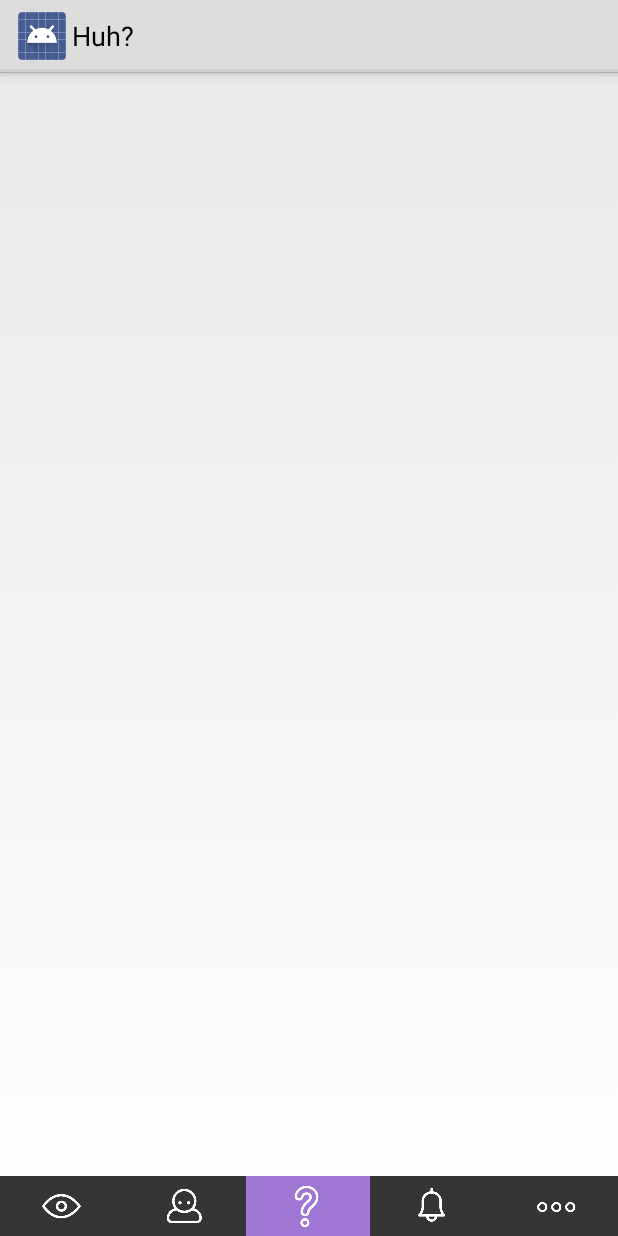
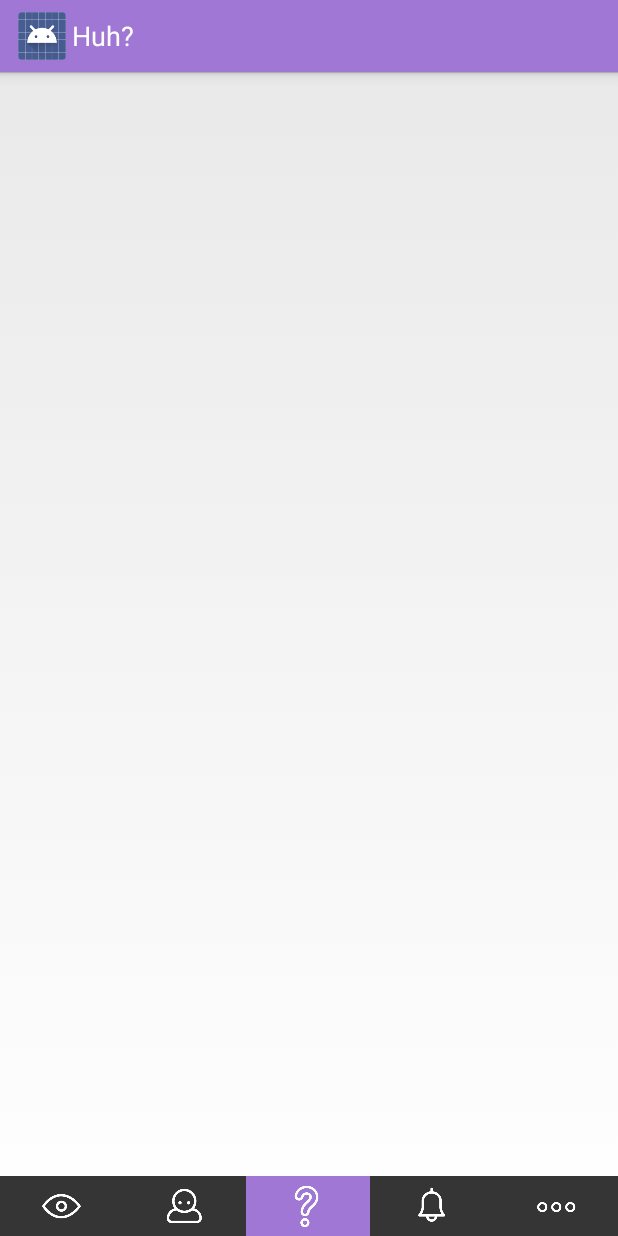
Before and after one commit to igbopie/project-huh-android, an Android app: the layout activity_main.xml on its own in the app's theme, with its tools: preview values and no code run, on a phone screen of 412 x 824 dp. Run offline under Robolectric (Android 15) with nearby library versions, the light colour scheme and no system bars.

Commit message:
New question layout

```diff
--- a/app/build.gradle
+++ b/app/build.gradle
@@ -29,6 +29,7 @@ dependencies {
     compile "com.google.android.gms:play-services:6.5.87"
     compile 'com.joanzapata.android:android-iconify:1.0.9'
     compile 'uk.co.chrisjenx:calligraphy:2.1.0'
+    compile 'com.squareup.picasso:picasso:2.5.2'
     compile (
             [group: 'com.fasterxml.jackson.core', name: 'jackson-core', version: '2.4.1'],
             [group: 'com.fasterxml.jackson.core', name: 'jackson-annotations', version: '2.4.1'],
--- a/app/src/main/java/com/huhapp/android/api/Api.java
+++ b/app/src/main/java/com/huhapp/android/api/Api.java
@@ -57,6 +57,11 @@ public class Api {
     public static final String JSON_TAG_CODE = "code";
     public static final String JSON_TAG_MESSAGE = "message";
     public static final String JSON_TAG_RESPONSE = "response";
+
+    public static String getImageUrl(Question question) {
+        return ENDPOINT + "images/usericons/" + question.getUsername().toLowerCase() + ".png";
+
+    }
 
     private static ObjectMapper mapper = new ObjectMapper(); // can reuse, share globally
     //NO NEED FOR DATE DESERIALIZER
--- a/app/src/main/java/com/huhapp/android/util/QuestionTabsFragment.java
+++ b/app/src/main/java/com/huhapp/android/util/QuestionTabsFragment.java
@@ -87,6 +87,7 @@ public abstract class QuestionTabsFragment extends Fragment {
         // it's PagerAdapter set.
         mSlidingTabLayout = (SlidingTabLayout) view.findViewById(R.id.sliding_tabs);
         mSlidingTabLayout.setCustomTabView(R.layout.tab_view_container, R.id.text);
+        mSlidingTabLayout.setSelectedIndicatorColors(getResources().getColor(R.color.buttonTabMainColor));
         mSlidingTabLayout.setViewPager(mViewPager);
         // END_INCLUDE (setup_slidingtablayout)
     }
--- /dev/null
+++ b/app/src/main/res/drawable/circle.xml
@@ -0,0 +1,5 @@
+<?xml version="1.0" encoding="utf-8"?>
+<shape xmlns:android="http://schemas.android.com/apk/res/android" android:shape="oval" >
+    <solid
+        android:color="#eeeeee" />
+</shape>
--- a/app/src/main/res/layout/activity_main.xml
+++ b/app/src/main/res/layout/activity_main.xml
@@ -36,53 +36,29 @@
         <ImageButton
             android:id="@+id/search"
             android:src="@drawable/eye"
-            android:layout_width="0px"
-            android:layout_height="match_parent"
-            android:layout_weight="1"
-            android:layout_gravity="center"
-            android:scaleType="fitCenter"
-            android:background="@color/buttonTabColor"/>
+            style="@style/BottomTabBarItemStyle"/>
 
         <ImageButton
             android:id="@+id/me"
             android:src="@drawable/me"
-            android:layout_width="0px"
-            android:layout_height="match_parent"
-            android:layout_weight="1"
-            android:layout_gravity="center"
-            android:scaleType="fitCenter"
-            android:background="@color/buttonTabColor"/>
+            style="@style/BottomTabBarItemStyle"/>
 
         <ImageButton
             android:id="@+id/add"
             android:src="@drawable/question"
-            android:layout_width="0px"
-            android:layout_height="match_parent"
-            android:layout_weight="1"
-            android:layout_gravity="center"
-            android:scaleType="fitCenter"
+            style="@style/BottomTabBarItemStyle"
             android:background="@color/buttonTabMainColor"/>
 
         <ImageButton
 
             android:id="@+id/notifications"
             android:src="@drawable/notification"
-            android:layout_width="0px"
-            android:layout_height="match_parent"
-            android:layout_weight="1"
-            android:layout_gravity="center"
-            android:scaleType="fitCenter"
-            android:background="@color/buttonTabColor"/>
+            style="@style/BottomTabBarItemStyle"/>
 
         <ImageButton
             android:id="@+id/more"
             android:src="@drawable/more"
-            android:layout_width="0px"
-            android:layout_height="match_parent"
-            android:layout_weight="1"
-            android:layout_gravity="center"
-            android:scaleType="fitCenter"
-            android:background="@color/buttonTabColor"/>
+            style="@style/BottomTabBarItemStyle"/>
 
 
     </LinearLayout>
--- a/app/src/main/res/layout/activity_question_detail.xml
+++ b/app/src/main/res/layout/activity_question_detail.xml
@@ -20,6 +20,7 @@
       android:layout_height="match_parent"
       android:id="@+id/sample_main_layout"
       android:focusableInTouchMode="true"
+      android:background="#ffffff"
     >
 
     <LinearLayout
--- a/app/src/main/res/layout/fragment_sample.xml
+++ b/app/src/main/res/layout/fragment_sample.xml
@@ -7,7 +7,9 @@
     <com.huhapp.android.common.view.SlidingTabLayout
           android:id="@+id/sliding_tabs"
           android:layout_width="match_parent"
-          android:layout_height="wrap_content" />
+          android:layout_height="wrap_content"
+          style="@style/TopTabBarStyle"
+        />
 
     <android.support.v4.view.ViewPager
           android:id="@+id/viewpager"
--- a/app/src/main/res/layout/tab_view_container.xml
+++ b/app/src/main/res/layout/tab_view_container.xml
@@ -6,6 +6,7 @@
     android:layout_height="40dp"
     android:layout_weight="1"
     android:gravity="center"
+    style="@style/TopTabBarItemStyle"
     >
 
 
--- a/app/src/main/res/values/colors.xml
+++ /dev/null
@@ -1,5 +0,0 @@
-<?xml version="1.0" encoding="utf-8"?>
-<resources>
-    <color name="deactive">#7f8c8d</color>
-    <color name="active">#f39c12</color>
-</resources>
--- a/app/src/main/res/values/template-styles.xml
+++ b/app/src/main/res/values/template-styles.xml
@@ -15,14 +15,61 @@
   -->
 
 <resources>
+    <!-- colors -->
+    <color name="buttonTabColor"  >#353535</color>
+    <color name="buttonTabActiveColor"  >#202020</color>
+    <color name="buttonTabMainColor"  >#a077d5</color>
+    <color name="deactive">#7f8c8d</color>
+    <color name="active">#f39c12</color>
+    <color name="white">#ffffff</color>
+    <color name="questionSmallFontColor">#c3c3c3</color>
+
+    <!-- Dimen -->
+    <dimen name="questionTopBottomMargin">10dp</dimen>
+    <dimen name="questionMetaTopMargin">7dp</dimen>
+    <dimen name="questionLeftMargin">10dp</dimen>
+    <dimen name="questionImageSize">30dp</dimen>
+    <dimen name="questionSmallFontSize">12sp</dimen>
 
     <!-- Activity themes -->
 
-    <style name="Theme.Base" parent="android:Theme.Holo.Light" />
+    <style name="Theme.Base" parent="@android:style/Theme.Holo.Light" />
 
     <style name="Theme.Sample" parent="Theme.Base" />
 
-    <style name="AppTheme" parent="Theme.Sample" />
+    <style name="AppTheme" parent="Theme.Sample" >
+        <item name="android:actionBarStyle">@style/MyActionBar</item>
+    </style>
+
+    <style name="MyActionBar" parent="@android:style/Widget.Holo.ActionBar.Solid">
+        <item name="android:background">@color/buttonTabMainColor</item>
+        <item name="android:titleTextStyle">@style/MyActionBarTitleText</item>
+    </style>
+
+    <!-- ActionBar title text -->
+    <style name="MyActionBarTitleText" parent="@android:style/TextAppearance.Holo.Widget.ActionBar.Title">
+        <item name="android:textColor">@color/white</item>
+    </style>
+
+    <style name="TopTabBarItemStyle" >
+        <!--item name="android:backgroundTint">@color/buttonTabColor</item -->
+        <item name="android:textColor">@color/white</item>
+    </style>
+
+
+    <style name="TopTabBarStyle" >
+        <item name="android:background">@color/buttonTabColor</item>
+    </style>
+
+    <style name="BottomTabBarItemStyle" >
+        <item name="android:layout_width" >0px</item>
+        <item name="android:layout_height" >match_parent</item>
+        <item name="android:layout_weight" >1</item>
+        <item name="android:layout_gravity" >center</item>
+        <item name="android:scaleType" >fitCenter</item>
+        <item name="android:background" >@color/buttonTabColor</item>
+    </style>
+
     <!-- Widget styling -->
 
     <style name="Widget" />
```
Also changed, not shown: app/src/main/java/com/huhapp/android/util/QuestionViewUtil.java (+23 -33 lines), app/src/main/res/layout/question_list_item_layout.xml (+58 -77 lines), app/src/main/res/values/styles.xml (deleted, +0 -7 lines), 1 other file.
